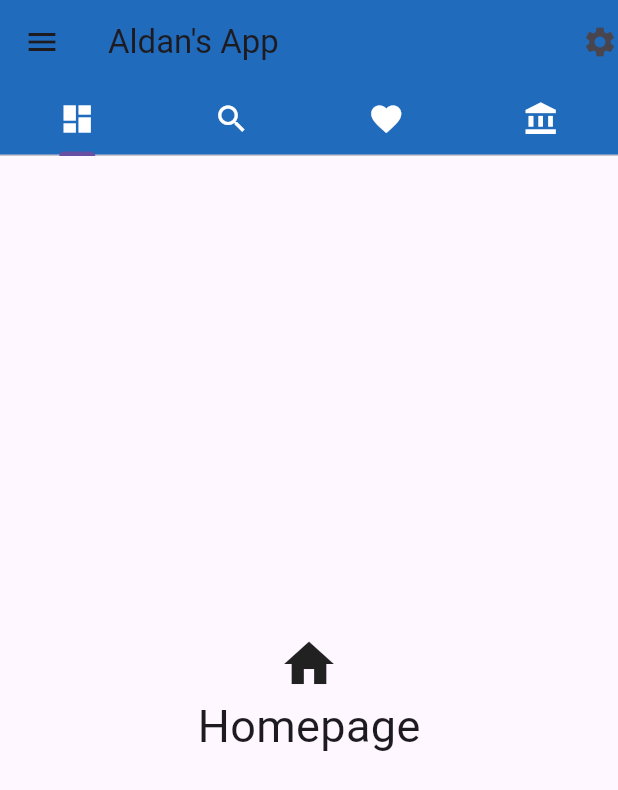
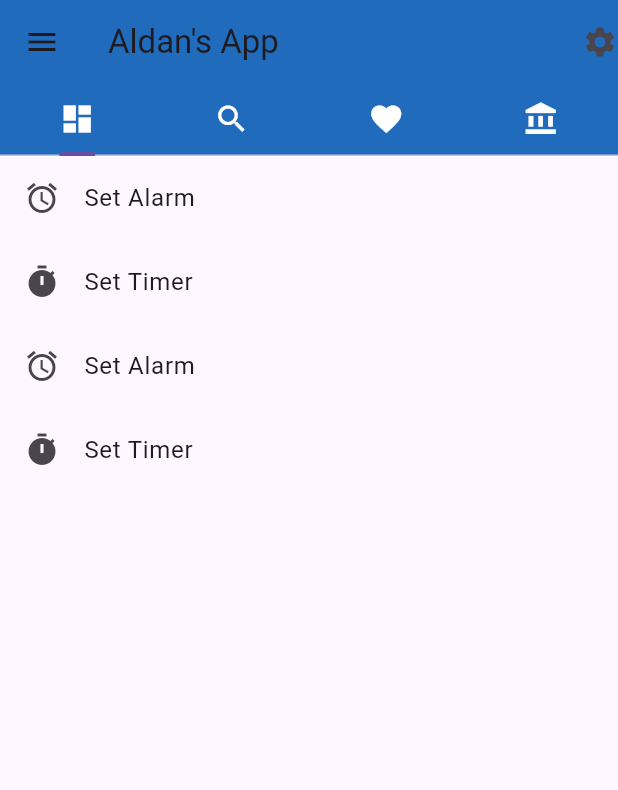
Before and after one commit to aldanziikri/learn_flutter, a Flutter app: the screen it shows after launch, on a phone screen of 412 x 824 dp. Shown: the top 790 px of the screen. Run offline on Flutter 3.47's test engine with Material 3 defaults, Android fonts, the phone set to English and light mode, and no system bars.

Commit message:
EPS 11 - List View

```diff
--- a/lib/page/home.dart
+++ b/lib/page/home.dart
@@ -7,14 +7,25 @@ class Home extends StatelessWidget {
 
   @override
   Widget build(BuildContext context) {
-    return Center(
-        child: Column(
-          mainAxisAlignment: MainAxisAlignment.center,
+    return ListView(
           children: [
-            Icon(Icons.home, size: 40,),
-            Text("Homepage", style: TextStyle(fontSize: 30),)
+            ListTile(
+              leading: Icon(Icons.alarm),
+              title: Text("Set Alarm"),
+            ),
+            ListTile(
+              leading: Icon(Icons.timer),
+              title: Text("Set Timer"),
+            ),
+            ListTile(
+              leading: Icon(Icons.alarm),
+              title: Text("Set Alarm"),
+            ),
+            ListTile(
+              leading: Icon(Icons.timer),
+              title: Text("Set Timer"),
+            )
           ],
-        )
     );
   }
 }
```
